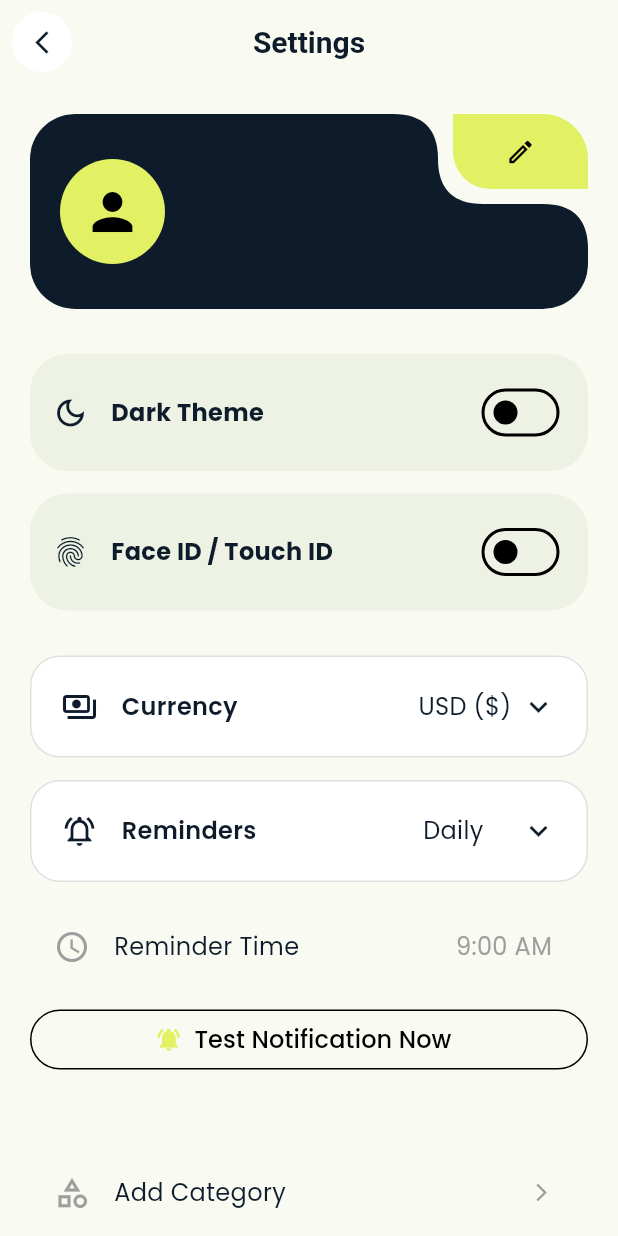
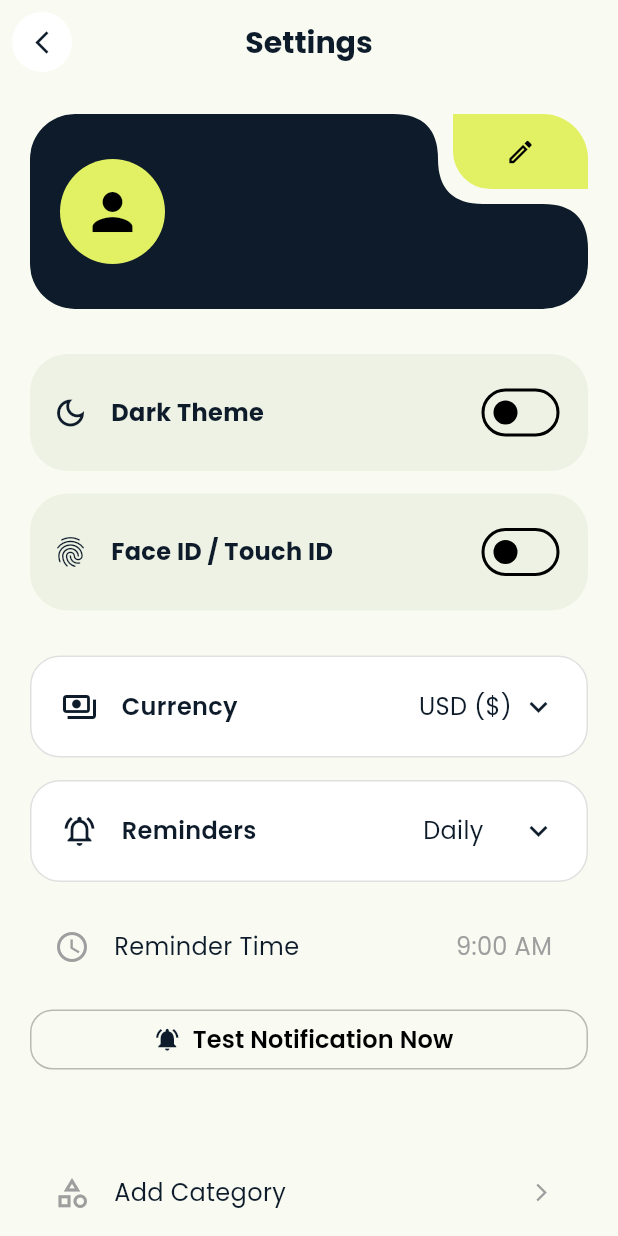
Before and after one commit to FarouqNasiru/Spendr, a Flutter app: the SettingsPage screen opened directly, on a phone screen of 412 x 824 dp. Run offline on Flutter 3.47's test engine with Material 3 defaults, Android fonts, the phone set to English and light mode, and no system bars; our stand-ins replace cloud_firestore, file_picker, firebase_auth, firebase_core, fl_chart, flutter_local_notifications and 12 more; accounts and stored records are empty.

Commit message:
security: untrack app_config.dart with secret key, add app_config.example.dart, and update UI/build configs

```diff
--- a/lib/core/theme/app_theme.dart
+++ b/lib/core/theme/app_theme.dart
@@ -1,6 +1,7 @@
 // lib/core/theme/app_theme.dart
 import 'package:flutter/material.dart';
 import 'package:flutter/services.dart';
+import 'package:google_fonts/google_fonts.dart';
 import '../constants/app_text_styles.dart';
 
 // 1. First, let's define the specific colors used in your designs
@@ -24,6 +25,7 @@ class AppTheme {
   /// 🌞 LIGHT THEME
   static final ThemeData lightTheme = ThemeData(
     brightness: Brightness.light,
+    fontFamily: GoogleFonts.poppins().fontFamily,
     scaffoldBackgroundColor: AppColors.background,
     primaryColor: AppColors.primary,
 
@@ -69,6 +71,7 @@ class AppTheme {
   /// 🌚 DARK THEME
   static final ThemeData darkTheme = ThemeData(
     brightness: Brightness.dark,
+    fontFamily: GoogleFonts.poppins().fontFamily,
     scaffoldBackgroundColor: AppColors.secondary, // Navy Background
     primaryColor: AppColors.primary,
 
@@ -93,18 +96,15 @@ class AppTheme {
       foregroundColor: Colors.black,
     ),
 
-    textTheme: const TextTheme(
-      headlineLarge: TextStyle(
-        fontSize: 28,
-        fontWeight: FontWeight.bold,
+    textTheme: TextTheme(
+      headlineLarge: AppTextStyles.heading1.copyWith(
         color: Colors.white,
       ),
-      headlineMedium: TextStyle(
-        fontSize: 24,
-        fontWeight: FontWeight.bold,
+      headlineMedium: AppTextStyles.heading2.copyWith(
         color: Colors.white,
       ),
-      bodyMedium: TextStyle(fontSize: 16, color: Colors.white70),
+      bodyMedium: AppTextStyles.body.copyWith(color: Colors.white70),
+      labelLarge: AppTextStyles.label.copyWith(color: Colors.white),
     ),
 
     colorScheme: const ColorScheme.dark(
--- a/lib/screens/intro_screen.dart
+++ b/lib/screens/intro_screen.dart
@@ -180,7 +180,7 @@ class _IntroScreenState extends State<IntroScreen> {
                   left: w * 0.25,
                   child: _buildShadowContainer(
                     child: Image.asset(
-                      'lib/assets/images/card.png',
+                      'lib/assets/images/card3.png',
                       width: w * 0.7,
                       fit: BoxFit.contain,
                     ),
--- a/lib/screens/settings.dart
+++ b/lib/screens/settings.dart
@@ -1,4 +1,5 @@
 import 'package:flutter/material.dart';
+import 'package:google_fonts/google_fonts.dart';
 import 'package:shared_preferences/shared_preferences.dart';
 import 'package:provider/provider.dart';
 import '../../core/theme/theme_provider.dart';
@@ -356,9 +357,8 @@ class _SettingsPageState extends State<SettingsPage> {
                           children: [
                             Text(
                               _userName,
-                              style: const TextStyle(
-                                color:
-                                    Colors.white, // Always White on Navy Card
+                              style: GoogleFonts.poppins(
+                                color: Colors.white,
                                 fontSize: 20,
                                 fontWeight: FontWeight.bold,
                               ),
@@ -368,7 +368,7 @@ class _SettingsPageState extends State<SettingsPage> {
                                 padding: const EdgeInsets.only(top: 4.0),
                                 child: Text(
                                   FirebaseAuth.instance.currentUser!.email!,
-                                  style: TextStyle(
+                                  style: GoogleFonts.poppins(
                                     color: Colors.white.withAlpha(179), // ~70% opacity
                                     fontSize: 14,
                                   ),
@@ -447,10 +447,30 @@ class _SettingsPageState extends State<SettingsPage> {
                   width: double.infinity,
                   child: OutlinedButton.icon(
                     onPressed: _testNotification,
-                    icon: const Icon(Icons.notifications_active),
-                    label: const Text(
+                    icon: Icon(
+                      Icons.notifications_active,
+                      color: theme.brightness == Brightness.dark
+                          ? Colors.white
+                          : colorScheme.secondary,
+                    ),
+                    label: Text(
                       "Test Notification Now",
-                      style: TextStyle(color: Colors.black),
+                      style: TextStyle(
+                        color: theme.brightness == Brightness.dark
+                            ? Colors.white
+                            : Colors.black,
+                        fontWeight: FontWeight.w600,
+                      ),
+                    ),
+                    style: OutlinedButton.styleFrom(
+                      side: BorderSide(
+                        color: theme.brightness == Brightness.dark
+                            ? Colors.white38
+                            : Colors.black26,
+                      ),
+                      shape: RoundedRectangleBorder(
+                        borderRadius: BorderRadius.circular(15),
+                      ),
                     ),
                   ),
                 ),
--- a/pubspec.yaml
+++ b/pubspec.yaml
@@ -113,7 +113,7 @@ flutter:
 flutter_launcher_icons:
   android: "launcher_icon"
   ios: true
-  image_path: "lib/assets/images/icon.png"
+  image_path: "assets/icon/icon.png"
   min_sdk_android: 21 # optional
   # adaptive_icon_background: "#0D1B2A" # Optional: if you want a dark background color for Android
   # adaptive_icon_foreground: "assets/icon/icon_foreground.png" # Optional: for adaptive icons
```
Also changed, not shown: lib/core/config/app_config.dart (deleted, +0 -25 lines), lib/core/config/app_config.example.dart (added, +22 -0 lines), lib/screens/activitypage.dart (+18 -8 lines), lib/screens/upload_statement_page.dart (+7 -4 lines), assets/originals/card3_opaque.png (added), assets/originals/plus_red.png (added), lib/assets/images/card3.png, lib/assets/images/card31.png (added), lib/assets/images/plus.png, 4 other files.
